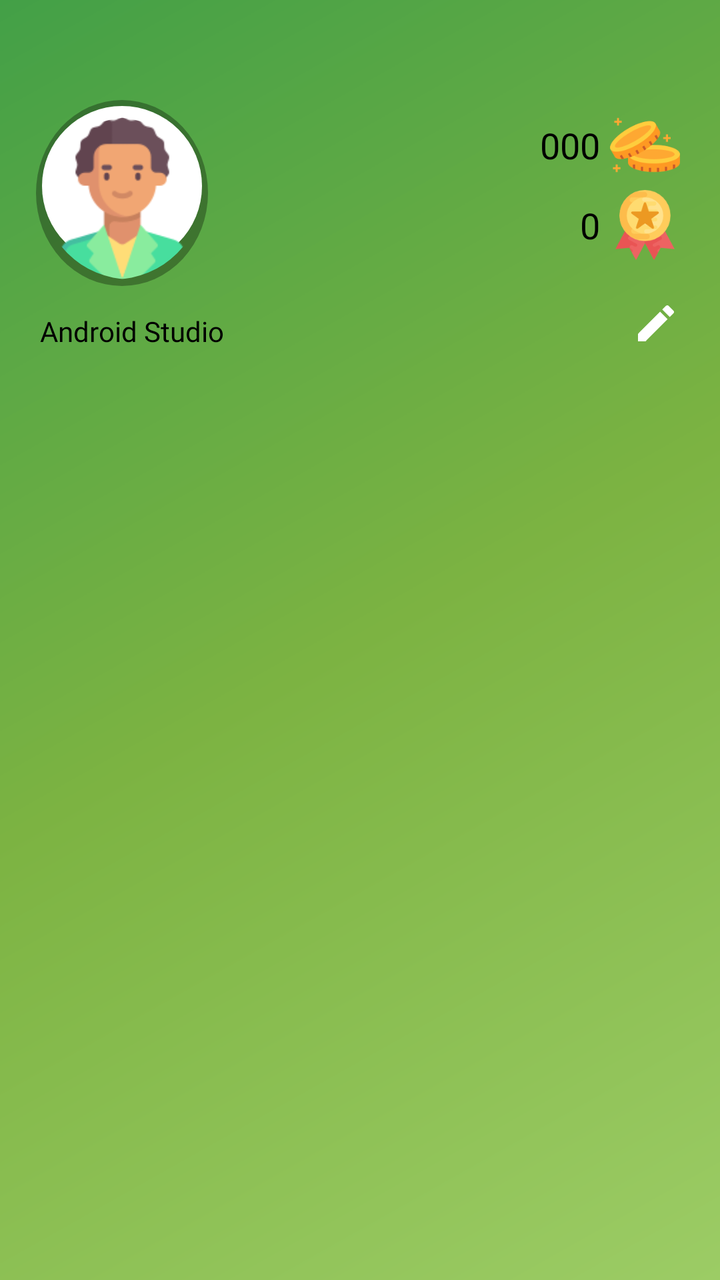
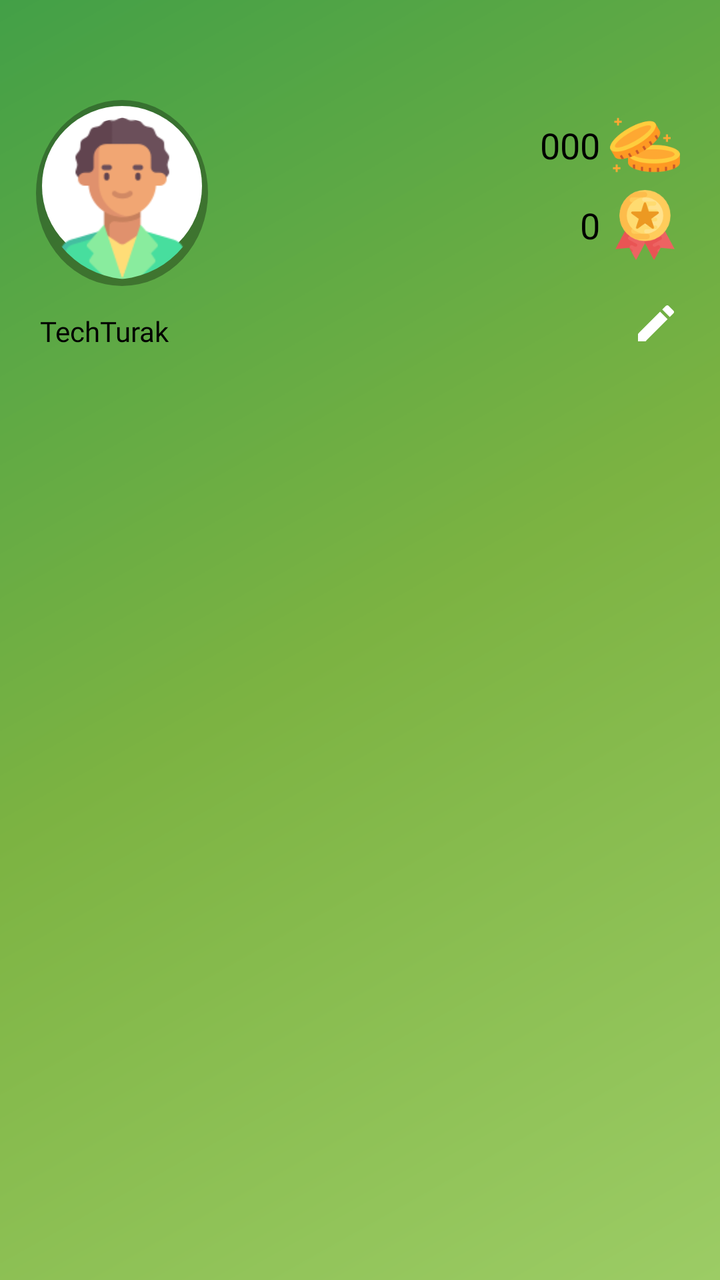

Compare the two renders of this Android layout. The source of the first and the diff that turns it into the second are given below.
<!-- AndroidManifest.xml: application theme Theme.Yolcu -->
<!-- res/layout/nav_header_main.xml -->
<androidx.constraintlayout.widget.ConstraintLayout xmlns:android="http://schemas.android.com/apk/res/android"
    xmlns:app="http://schemas.android.com/apk/res-auto"
    xmlns:tools="http://schemas.android.com/tools"
    android:layout_width="match_parent"
    android:layout_height="wrap_content"
    android:background="@drawable/side_nav_bar"
    android:gravity="bottom"
    android:orientation="vertical"
    android:paddingStart="15dp"
    android:paddingTop="20dp"
    android:paddingEnd="15dp"
    android:paddingBottom="20dp"
    android:theme="@style/ThemeOverlay.AppCompat.Dark">

    <ImageView
        android:id="@+id/user_avatar_frame"
        android:layout_width="wrap_content"
        android:layout_height="wrap_content"
        android:layout_gravity="center"
        android:layout_marginTop="30dp"
        android:layout_marginStart="3dp"
        android:src="@drawable/image_shadow_background"
        app:layout_constraintStart_toStartOf="parent"
        app:layout_constraintTop_toTopOf="parent" />

    <com.google.android.material.imageview.ShapeableImageView
        android:id="@+id/user_avatar"
        android:layout_width="85dp"
        android:layout_height="85dp"
        android:padding="2dp"
        android:layout_marginTop="5dp"
        android:contentDescription="@string/nav_header_desc"
        android:src="@drawable/man_1"
        app:layout_constraintBottom_toBottomOf="@+id/user_avatar_frame"
        app:layout_constraintEnd_toEndOf="@+id/user_avatar_frame"
        app:layout_constraintStart_toStartOf="@+id/user_avatar_frame"
        app:layout_constraintTop_toTopOf="@+id/user_avatar_frame"
        app:shapeAppearanceOverlay="@style/CircleImageView" />


    <TextView
        android:id="@+id/username"
        android:layout_width="wrap_content"
        android:layout_height="wrap_content"
        android:layout_margin="5dp"
        android:paddingTop="@dimen/nav_header_vertical_spacing"
        android:text="@string/nav_header_title"
        android:fontFamily="@font/tomorrow_b"
        app:layout_constraintStart_toStartOf="parent"
        app:layout_constraintTop_toBottomOf="@id/user_avatar_frame" />

    <ImageView
        android:id="@+id/editIcon"
        android:layout_width="24dp"
        android:layout_height="24dp"
        android:layout_margin="5dp"
        android:contentDescription="@string/edit_username"
        android:src="@drawable/baseline_edit_24"
        app:layout_constraintBottom_toBottomOf="@id/username"
        app:layout_constraintEnd_toEndOf="parent"
        app:layout_constraintTop_toTopOf="@id/username" />

    
    <ImageView
        android:id="@+id/coinImage_word"
        android:layout_width="35dp"
        android:layout_height="35dp"
        android:layout_margin="5dp"
        android:src="@drawable/coin_2"
        app:layout_constraintEnd_toEndOf="parent"
        app:layout_constraintTop_toTopOf="@id/user_avatar_frame" />

    <TextView
        android:id="@+id/total_user_gold"
        android:layout_width="wrap_content"
        android:layout_height="wrap_content"
        android:layout_margin="5dp"
        android:fontFamily="@font/tomorrow_b"
        android:text="@string/default_cost_coin"
        android:textSize="18sp"
        app:layout_constraintBottom_toBottomOf="@+id/coinImage_word"

        app:layout_constraintEnd_toStartOf="@+id/coinImage_word"
        app:layout_constraintTop_toTopOf="@+id/coinImage_word" />

    

    <ImageView
        android:id="@+id/rozetImage"
        android:layout_width="35dp"
        android:layout_height="35dp"
        android:layout_margin="5dp"
        android:src="@drawable/medal"
        app:layout_constraintEnd_toEndOf="parent"
        app:layout_constraintTop_toBottomOf="@id/coinImage_word" />

    <TextView
        android:id="@+id/total_rozet"
        android:layout_width="wrap_content"
        android:layout_height="wrap_content"
        android:layout_margin="5dp"
        android:fontFamily="@font/tomorrow_b"
        android:text="@string/default_value"
        android:textSize="18sp"
        app:layout_constraintBottom_toBottomOf="@+id/rozetImage"
        app:layout_constraintEnd_toStartOf="@+id/rozetImage"
        app:layout_constraintTop_toTopOf="@+id/rozetImage" />


</androidx.constraintlayout.widget.ConstraintLayout>
<!-- resources referenced by this layout -->
<resources>
  <dimen name="nav_header_vertical_spacing">8dp</dimen>
  <!-- drawable baseline_edit_24 (drawable) -->
  <vector android:height="24dp" android:tint="#FFFFFF"
      android:viewportHeight="24" android:viewportWidth="24"
      android:width="24dp" xmlns:android="http://schemas.android.com/apk/res/android">
      <path android:fillColor="@android:color/white" android:pathData="M3,17.25V21h3.75L17.81,9.94l-3.75,-3.75L3,17.25zM20.71,7.04c0.39,-0.39 0.39,-1.02 0,-1.41l-2.34,-2.34c-0.39,-0.39 -1.02,-0.39 -1.41,0l-1.83,1.83 3.75,3.75 1.83,-1.83z"/>
  </vector>
  <!-- drawable coin_2: png bitmap (drawable, 6130 bytes) -->
  <!-- drawable image_shadow_background (drawable) -->
  <?xml version="1.0" encoding="utf-8"?>
  <layer-list xmlns:android="http://schemas.android.com/apk/res/android">
      
      <item>
          <shape android:shape="oval">
              <solid android:color="#50000000" /> 
          </shape>
      </item>
  
      
      <item android:left="3dp" android:right="3dp" android:top="3dp" android:bottom="10dp">
          <shape android:shape="oval">
  
              <solid android:color="@android:color/white" />
              <size android:width="80dp" android:height="80dp" />
          </shape>
      </item>
  </layer-list>
  <!-- drawable man_1: png bitmap (drawable, 5544 bytes) -->
  <!-- drawable medal: png bitmap (drawable, 6739 bytes) -->
  <!-- drawable side_nav_bar (drawable) -->
  <shape xmlns:android="http://schemas.android.com/apk/res/android"
      android:shape="rectangle">
      <gradient
          android:angle="135"
          android:centerColor="#7CB342"
          android:endColor="#43A047"
          android:startColor="#9CCC65"
          android:type="linear" />
  </shape>
  <string name="default_cost_coin">000</string>
  <string name="default_value">0</string>
  <string name="edit_username">Kullanıcı Adını Düzenle</string>
  <string name="nav_header_desc">Navigation header</string>
  <string name="nav_header_title">Android Studio</string>
  <style name="CircleImageView">
          <item name="cornerFamily">rounded</item>
          <item name="cornerSize">55%</item> 
      </style>
  <style name="Theme.Yolcu" parent="Theme.MaterialComponents.DayNight.DarkActionBar">
          
          <item name="colorPrimary">#9CCC65</item>
          <item name="colorPrimaryVariant">#43A047</item>
          <item name="colorOnPrimary">@color/white</item>
          
          <item name="colorSecondary">#9CCC65</item>
          <item name="colorSecondaryVariant">@color/teal_700</item>
          <item name="colorOnSecondary">@color/white</item>
          
          <item name="android:statusBarColor">?attr/colorPrimaryVariant</item>
          
          <item name="actionMenuTextColor">@color/white</item>
          <item name="android:actionMenuTextColor">@color/white</item>
          <item name="android:textColor">@color/black</item>
      </style>
  <color name="white">#FFFFFFFF</color>
  <color name="teal_700">#FF018786</color>
  <color name="black">#FF000000</color>
</resources>

<!-- the commit's change to res/layout/nav_header_main.xml (unified diff, before → after) -->
@@ -1,6 +1,5 @@
 <androidx.constraintlayout.widget.ConstraintLayout xmlns:android="http://schemas.android.com/apk/res/android"
     xmlns:app="http://schemas.android.com/apk/res-auto"
-    xmlns:tools="http://schemas.android.com/tools"
     android:layout_width="match_parent"
     android:layout_height="wrap_content"
     android:background="@drawable/side_nav_bar"
@@ -19,6 +18,7 @@
         android:layout_gravity="center"
         android:layout_marginTop="30dp"
         android:layout_marginStart="3dp"
+        android:contentDescription="@string/profil_resmi"
         android:src="@drawable/image_shadow_background"
         app:layout_constraintStart_toStartOf="parent"
         app:layout_constraintTop_toTopOf="parent" />
@@ -66,6 +66,7 @@
         android:layout_width="35dp"
         android:layout_height="35dp"
         android:layout_margin="5dp"
+        android:contentDescription="@string/altin_icon"
         android:src="@drawable/coin_2"
         app:layout_constraintEnd_toEndOf="parent"
         app:layout_constraintTop_toTopOf="@id/user_avatar_frame" />
@@ -79,7 +80,6 @@
         android:text="@string/default_cost_coin"
         android:textSize="18sp"
         app:layout_constraintBottom_toBottomOf="@+id/coinImage_word"
-
         app:layout_constraintEnd_toStartOf="@+id/coinImage_word"
         app:layout_constraintTop_toTopOf="@+id/coinImage_word" />
 
@@ -90,6 +90,7 @@
         android:layout_width="35dp"
         android:layout_height="35dp"
         android:layout_margin="5dp"
+        android:contentDescription="@string/rozet_icon"
         android:src="@drawable/medal"
         app:layout_constraintEnd_toEndOf="parent"
         app:layout_constraintTop_toBottomOf="@id/coinImage_word" />
<!-- resource entries referenced after the edit -->
@@ -39,11 +39,14 @@
           android:startColor="#9CCC65"
           android:type="linear" />
   </shape>
+  <string name="altin_icon">Altın ikonu</string>
   <string name="default_cost_coin">000</string>
   <string name="default_value">0</string>
   <string name="edit_username">Kullanıcı Adını Düzenle</string>
   <string name="nav_header_desc">Navigation header</string>
-  <string name="nav_header_title">Android Studio</string>
+  <string name="nav_header_title">TechTurak</string>
+  <string name="profil_resmi">Profil resmi</string>
+  <string name="rozet_icon">Rozet ikon</string>
   <style name="CircleImageView">
           <item name="cornerFamily">rounded</item>
           <item name="cornerSize">55%</item> 
